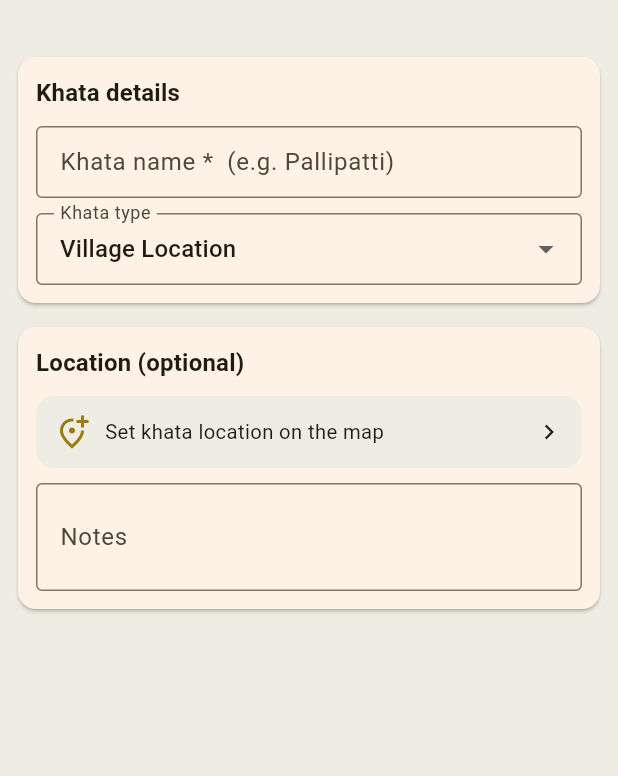
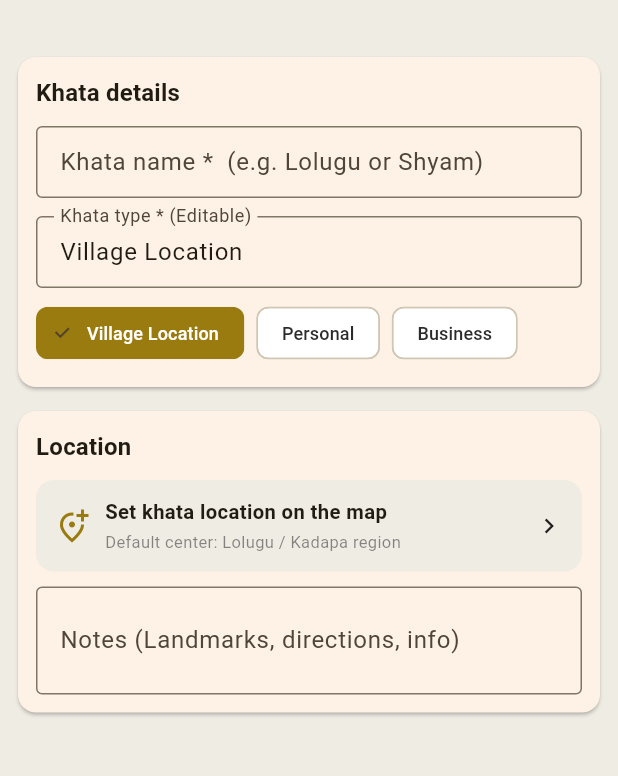
Before and after one commit to ShyberDev/Jew_Pawn-Lending-Suite, a Flutter app: the KhataCreateScreen screen opened directly, on a phone screen of 412 x 824 dp, the part 57-833 px from its top. Run offline on Flutter 3.47's test engine with Material 3 defaults, Android fonts, the phone set to English and light mode, and no system bars; our stand-ins replace flutter_map, image_picker, latlong2, package_info_plus, share_plus, sqflite and 1 more; missing offline and left inert: google_mlkit_document_scanner, google_mlkit_text_recognition; accounts and stored records are empty; project files that could hold a hidden picture were left out.

Commit message:
feat(mobile-ui): personalised greeting, editable khata type, Lolugu map default

```diff
--- a/mobile/jewellery_suite/lib/ui/khata_screen.dart
+++ b/mobile/jewellery_suite/lib/ui/khata_screen.dart
@@ -3,6 +3,7 @@ import 'dart:async';
 import 'package:flutter/material.dart';
 import 'package:latlong2/latlong.dart';
 import 'package:provider/provider.dart';
+import 'package:url_launcher/url_launcher.dart';
 
 import '../data/migration_v11.dart';
 import '../data/migration_v12.dart';
@@ -271,11 +272,20 @@ class _KhataGroupsScreenState extends State<KhataGroupsScreen> {
     if (customers.any((c) => _khataOf(c) == null)) {
       addKhata('General', 'General');
     }
-    // Loss Khata: always visible even when empty, so a moved customer always
-    // has somewhere to be found. villagers named 'Loss' adopt the same tile.
     if (!built.any((k) => MigrationV12.isLossKhata(k['name']?.toString()))) {
       addKhata(MigrationV12.lossVillageName, 'Loss');
     }
+    // Loss Khata is always pinned to the very bottom of all Khatas.
+    built.sort((a, b) {
+      final aLoss = MigrationV12.isLossKhata(a['name']?.toString()) ||
+          a['type'] == 'Loss';
+      final bLoss = MigrationV12.isLossKhata(b['name']?.toString()) ||
+          b['type'] == 'Loss';
+      if (aLoss && !bLoss) return 1;
+      if (!aLoss && bLoss) return -1;
+      return 0;
+    });
+
     overdue = built.fold<int>(0, (s, k) => s + (k['overdue'] as int));
 
     if (mounted) {
@@ -691,14 +701,14 @@ class KhataCreateScreen extends StatefulWidget {
 class _KhataCreateScreenState extends State<KhataCreateScreen> {
   final _formKey = GlobalKey<FormState>();
   final _name = TextEditingController();
+  final _typeController = TextEditingController(text: 'Village Location');
   final _notes = TextEditingController();
-  String _type = 'Village Location';
   double? _latitude;
   double? _longitude;
 
   @override
   void dispose() {
-    for (final c in [_name, _notes]) {
+    for (final c in [_name, _typeController, _notes]) {
       c.dispose();
     }
     super.dispose();
@@ -707,7 +717,14 @@ class _KhataCreateScreenState extends State<KhataCreateScreen> {
   Future<void> _pickLocation() async {
     final result = await Navigator.push<LatLng>(
       context,
-      MaterialPageRoute(builder: (_) => const LocationPickerScreen()),
+      MaterialPageRoute(
+        builder: (_) => LocationPickerScreen(
+          initial: (_latitude != null && _longitude != null)
+              ? LatLng(_latitude!, _longitude!)
+              : null,
+          title: 'Pin Khata Location',
+        ),
+      ),
     );
     if (result != null && mounted) {
       setState(() {
@@ -726,7 +743,9 @@ class _KhataCreateScreenState extends State<KhataCreateScreen> {
       uuid: newUuid(),
       data: {
         'village_name': _name.text.trim(),
-        'khata_type': _type,
+        'khata_type': _typeController.text.trim().isNotEmpty
+            ? _typeController.text.trim()
+            : 'Village Location',
         'notes': _notes.text.trim().isEmpty ? null : _notes.text.trim(),
         'latitude': _latitude,
         'longitude': _longitude,
@@ -751,7 +770,7 @@ class _KhataCreateScreenState extends State<KhataCreateScreen> {
             SectionCard(title: 'Khata details', children: [
               TextFormField(
                 controller: _name,
-                decoration: fieldDecoration('Khata name *  (e.g. Pallipatti)'),
+                decoration: fieldDecoration('Khata name *  (e.g. Lolugu or Shyam)'),
                 validator: (v) {
                   if (v == null || v.trim().isEmpty) return 'Required';
                   if (MigrationV12.isLossVillageName(v)) {
@@ -760,17 +779,33 @@ class _KhataCreateScreenState extends State<KhataCreateScreen> {
                   return null;
                 },
               ),
-              const SizedBox(height: 10),
-              DropdownButtonFormField<String>(
-                initialValue: _type,
-                decoration: fieldDecoration('Khata type'),
-                items: const ['Village Location', 'Personal', 'Business']
-                    .map((v) => DropdownMenuItem(value: v, child: Text(v)))
-                    .toList(),
-                onChanged: (v) => setState(() => _type = v ?? _type),
+              const SizedBox(height: 12),
+              TextFormField(
+                controller: _typeController,
+                decoration: fieldDecoration('Khata type * (Editable)'),
+                validator: (v) =>
+                    (v == null || v.trim().isEmpty) ? 'Required' : null,
+              ),
+              const SizedBox(height: 6),
+              Wrap(
+                spacing: 8,
+                children: ['Village Location', 'Personal', 'Business'].map((t) {
+                  final selected = _typeController.text.trim() == t;
+                  return ChoiceChip(
+                    label: Text(t,
+                        style: TextStyle(
+                            fontSize: 12,
+                            color: selected ? Colors.white : inkOf(context))),
+                    selected: selected,
+                    selectedColor: kGoldDark,
+                    backgroundColor: surfaceOf(context),
+                    onSelected: (_) =>
+                        setState(() => _typeController.text = t),
+                  );
+                }).toList(),
               ),
             ]),
-            SectionCard(title: 'Location (optional)', children: [
+            SectionCard(title: 'Location', children: [
               Material(
                 color: kBg,
                 borderRadius: BorderRadius.circular(12),
@@ -789,11 +824,26 @@ class _KhataCreateScreenState extends State<KhataCreateScreen> {
                         ),
                         const SizedBox(width: 10),
                         Expanded(
-                          child: Text(
-                            _latitude != null
-                                ? 'Pinned: ${_latitude!.toStringAsFixed(5)}, ${_longitude!.toStringAsFixed(5)}'
-                                : 'Set khata location on the map',
-                            style: const TextStyle(fontSize: 13.5),
+                          child: Column(
+                            crossAxisAlignment: CrossAxisAlignment.start,
+                            children: [
+                              Text(
+                                _latitude != null
+                                    ? 'Pinned: ${_latitude!.toStringAsFixed(5)}, ${_longitude!.toStringAsFixed(5)}'
+                                    : 'Set khata location on the map',
+                                style: const TextStyle(
+                                    fontSize: 13.5,
+                                    fontWeight: FontWeight.w600),
+                              ),
+                              const SizedBox(height: 2),
+                              Text(
+                                _latitude != null
+                                    ? 'Tap to adjust pin location'
+                                    : 'Default center: Lolugu / Kadapa region',
+                                style: TextStyle(
+                                    fontSize: 11, color: mutedOf(context)),
+                              ),
+                            ],
                           ),
                         ),
                         const Icon(Icons.chevron_right, size: 20),
@@ -802,11 +852,46 @@ class _KhataCreateScreenState extends State<KhataCreateScreen> {
                   ),
                 ),
               ),
+              if (_latitude != null && _longitude != null) ...[
+                const SizedBox(height: 8),
+                Row(
+                  children: [
+                    Expanded(
+                      child: OutlinedButton.icon(
+                        style: OutlinedButton.styleFrom(
+                          foregroundColor: kGoldDark,
+                          side: const BorderSide(color: kGoldDark),
+                        ),
+                        icon: const Icon(Icons.map_outlined, size: 18),
+                        label: const Text('Open in Google Maps',
+                            style: TextStyle(fontSize: 12)),
+                        onPressed: () async {
+                          final uri = Uri.parse(
+                              'https://www.google.com/maps/search/?api=1&query=$_latitude,$_longitude');
+                          if (await canLaunchUrl(uri)) {
+                            await launchUrl(uri,
+                                mode: LaunchMode.externalApplication);
+                          }
+                        },
+                      ),
+                    ),
+                    const SizedBox(width: 8),
+                    IconButton(
+                      tooltip: 'Clear location',
+                      icon: const Icon(Icons.close, size: 18),
+                      onPressed: () => setState(() {
+                        _latitude = null;
+                        _longitude = null;
+                      }),
+                    ),
+                  ],
+                ),
+              ],
               const SizedBox(height: 10),
               TextFormField(
                 controller: _notes,
                 maxLines: 2,
-                decoration: fieldDecoration('Notes'),
+                decoration: fieldDecoration('Notes (Landmarks, directions, info)'),
               ),
             ]),
             const SizedBox(height: 60),
@@ -850,6 +935,8 @@ class _KhataCustomersScreenState extends State<KhataCustomersScreen> {
   late Future<List<_MemberRow>> _rowsFuture;
   List<_MemberRow> _lastRows = const [];
   Timer? _debounce;
+  double? _villageLat;
+  double? _villageLng;
 
   @override
   void initState() {
@@ -885,6 +972,17 @@ class _KhataCustomersScreenState extends State<KhataCustomersScreen> {
 
   Future<List<Map<String, Object?>>> _load() async {
     final db = context.read<AppState>().db;
+    if (widget.khataName != 'General') {
+      try {
+        final vRows = await db.query('villages',
+            where: 'village_name = ?', whereArgs: [widget.khataName], limit: 1);
+        if (vRows.isNotEmpty) {
+          final row = vRows.first;
+          _villageLat = (row['latitude'] as num?)?.toDouble();
+          _villageLng = (row['longitude'] as num?)?.toDouble();
+        }
+      } catch (_) {}
+    }
     final term = _search.trim();
     if (term.isEmpty) {
       return db.query('customers', orderBy: 'customer_name asc');
@@ -1165,7 +1263,24 @@ class _KhataCustomersScreenState extends State<KhataCustomersScreen> {
   Widget build(BuildContext context) {
     return Scaffold(
       backgroundColor: bgOf(context),
-      appBar: AppBar(title: Text(widget.khataName)),
+      appBar: AppBar(
+        title: Text(widget.khataName),
+        actions: [
+          if (_villageLat != null && _villageLng != null)
+            IconButton(
+              icon: const Icon(Icons.location_on_outlined),
+              tooltip: 'Open in Google Maps',
+              onPressed: () async {
+                final uri = Uri.parse(
+                    'https://www.google.com/maps/search/?api=1&query=$_villageLat,$_villageLng');
+                if (await canLaunchUrl(uri)) {
+                  await launchUrl(uri,
+                      mode: LaunchMode.externalApplication);
+                }
+              },
+            ),
+        ],
+      ),
       // v1.0.11: a plain "+" — simpler and less crowded on big phones.
       floatingActionButton: FloatingActionButton(
         onPressed: _openAdd,
--- a/mobile/jewellery_suite/lib/ui/location_picker_screen.dart
+++ b/mobile/jewellery_suite/lib/ui/location_picker_screen.dart
@@ -29,8 +29,8 @@ class _LocationPickerScreenState extends State<LocationPickerScreen> {
   @override
   void initState() {
     super.initState();
-    // Default: Pallipatti town (Kadapa district) — falls back to AP centre.
-    _center = widget.initial ?? const LatLng(14.4681, 78.0167);
+    // Default: Lolugu (Srikakulam district) — falls back to AP centre.
+    _center = widget.initial ?? const LatLng(18.3900, 83.9200);
   }
 
   void _confirm() {
```
Also changed, not shown: mobile/jewellery_suite/lib/ui/home_screen.dart (+9 -5 lines).
